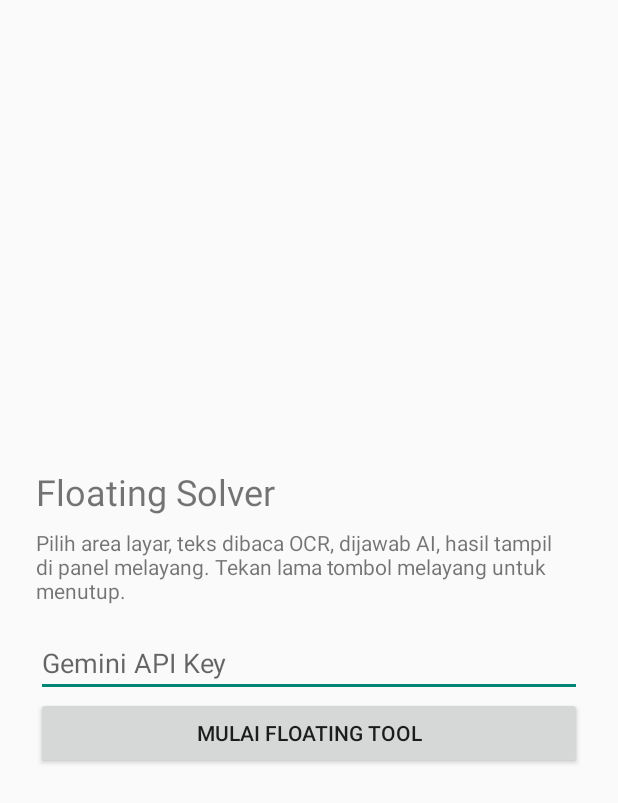
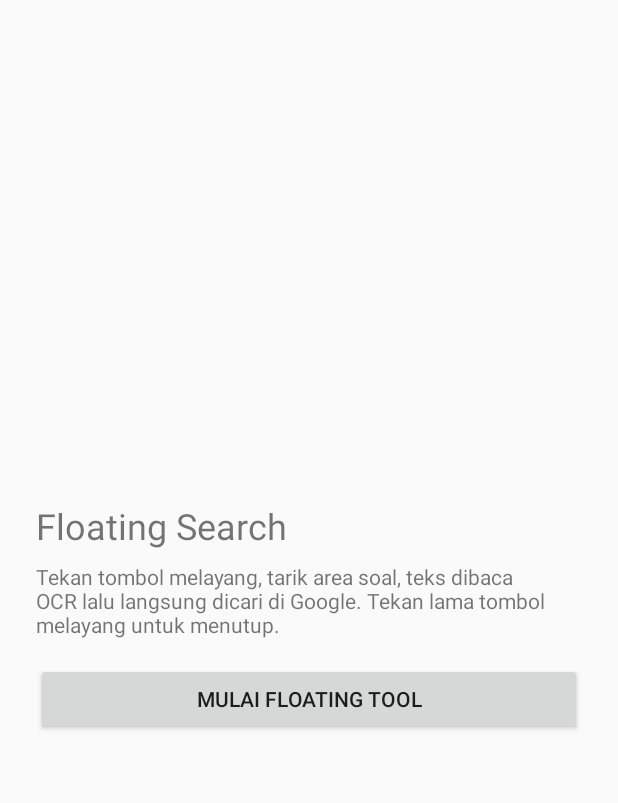
Before and after one commit to kubzz01/FloatingSolver, an Android app: the screen it shows after launch (MainActivity), after a tap on "MULAI FLOATING TOOL", on a phone screen of 412 x 824 dp. Shown: the top 803 px of the screen. Run offline under Robolectric (Android 15) with nearby library versions, the phone set to English and light mode, and no system bars.

Commit message:
Refactor MainActivity to remove API key input
Removed API key input field and related logic for starting the floating tool.

```diff
--- a/app/src/main/java/com/floatingsolver/app/MainActivity.kt
+++ b/app/src/main/java/com/floatingsolver/app/MainActivity.kt
@@ -10,7 +10,6 @@ import android.os.Bundle
 import android.provider.Settings
 import android.view.Gravity
 import android.widget.Button
-import android.widget.EditText
 import android.widget.LinearLayout
 import android.widget.TextView
 import android.widget.Toast
@@ -18,13 +17,11 @@ import android.widget.Toast
 class MainActivity : Activity() {
 
     private val reqProjection = 101
-    private lateinit var keyInput: EditText
 
     private fun dp(v: Int): Int = (v * resources.displayMetrics.density).toInt()
 
     override fun onCreate(savedInstanceState: Bundle?) {
         super.onCreate(savedInstanceState)
-        val prefs = getSharedPreferences("cfg", MODE_PRIVATE)
 
         val root = LinearLayout(this).apply {
             orientation = LinearLayout.VERTICAL
@@ -33,33 +30,23 @@ class MainActivity : Activity() {
         }
 
         val title = TextView(this).apply {
-            text = "Floating Solver"
+            text = "Floating Search"
             textSize = 24f
         }
 
         val info = TextView(this).apply {
-            text = "Pilih area layar, teks dibaca OCR, dijawab AI, hasil tampil di panel melayang. Tekan lama tombol melayang untuk menutup."
+            text = "Tekan tombol melayang, tarik area soal, teks dibaca OCR lalu langsung dicari di Google. Tekan lama tombol melayang untuk menutup."
             textSize = 14f
             setPadding(0, dp(8), 0, dp(16))
         }
 
-        keyInput = EditText(this).apply {
-            hint = "Gemini API Key"
-            setText(prefs.getString("key", ""))
-            setSingleLine(true)
-        }
-
         val start = Button(this).apply {
             text = "Mulai Floating Tool"
-            setOnClickListener {
-                prefs.edit().putString("key", keyInput.text.toString().trim()).apply()
-                begin()
-            }
+            setOnClickListener { begin() }
         }
 
         root.addView(title)
         root.addView(info)
-        root.addView(keyInput)
         root.addView(start)
         setContentView(root)
 
@@ -69,10 +56,6 @@ class MainActivity : Activity() {
     }
 
     private fun begin() {
-        if (keyInput.text.toString().trim().isEmpty()) {
-            Toast.makeText(this, "Isi API Key dulu", Toast.LENGTH_SHORT).show()
-            return
-        }
         if (!Settings.canDrawOverlays(this)) {
             Toast.makeText(this, "Izinkan tampil di atas aplikasi lain, lalu tekan Mulai lagi", Toast.LENGTH_LONG).show()
             startActivity(
```
